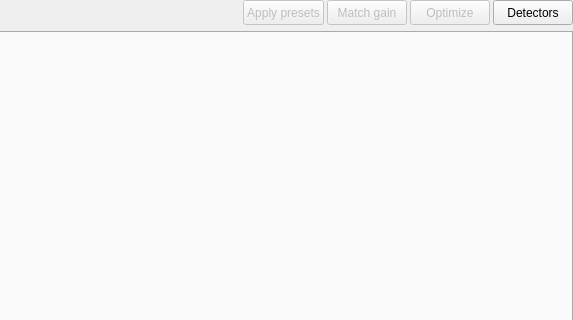
Old version of the form gui/form_system_settings.ui in the repository usnistgov/qpx-gamma; both pictures show x 719 to 1292 and y 0 to 320 of the 1292 by 671 pixel window.
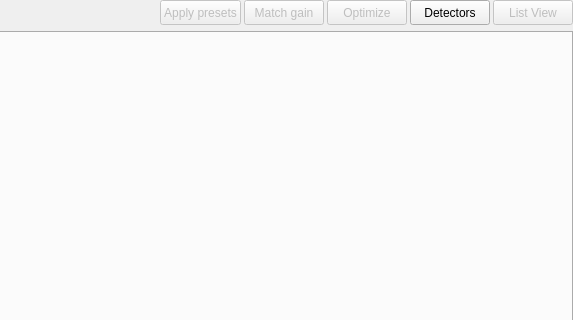
New version of the form. Icons and pictures are not drawn.

```diff
--- a/gui/form_system_settings.ui
+++ b/gui/form_system_settings.ui
@@ -253,6 +253,28 @@
        </property>
       </widget>
      </item>
+     <item>
+      <widget class="QPushButton" name="pushOpenListView">
+       <property name="enabled">
+        <bool>false</bool>
+       </property>
+       <property name="minimumSize">
+        <size>
+         <width>0</width>
+         <height>25</height>
+        </size>
+       </property>
+       <property name="maximumSize">
+        <size>
+         <width>16777215</width>
+         <height>25</height>
+        </size>
+       </property>
+       <property name="text">
+        <string>List View</string>
+       </property>
+      </widget>
+     </item>
     </layout>
    </item>
    <item row="1" column="0">
```
